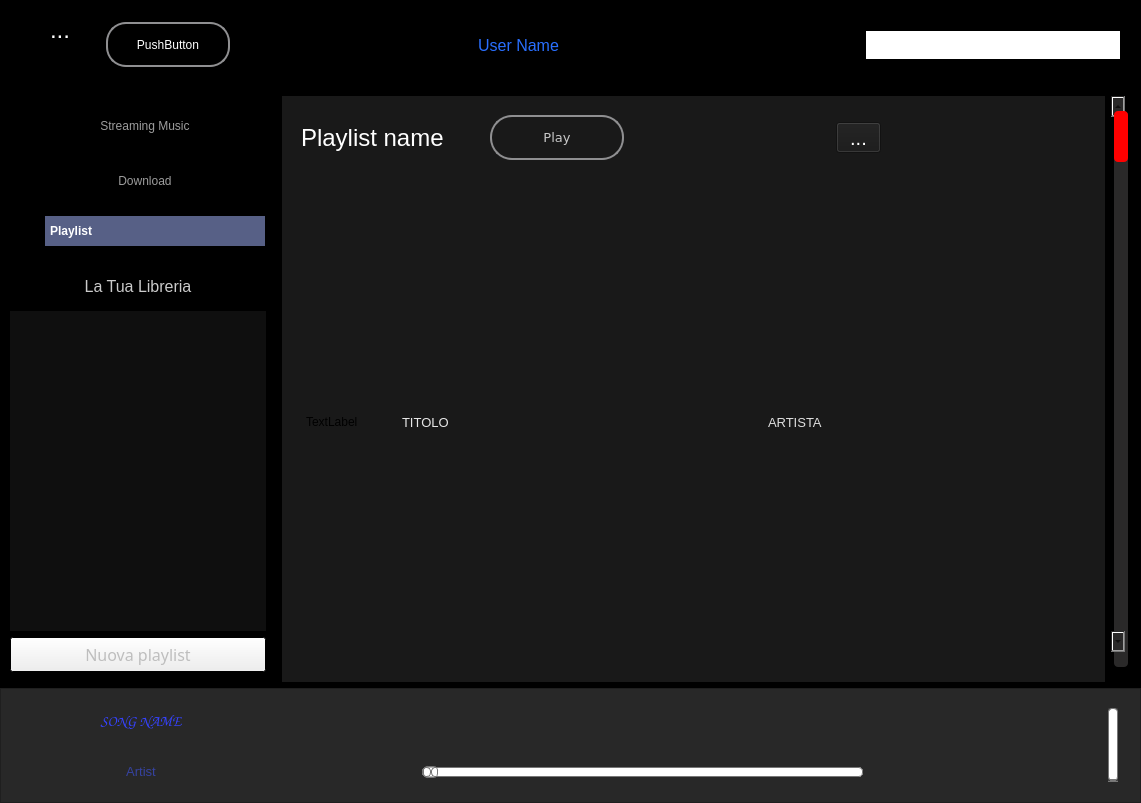
This is gui/gui_main_player.ui in kekfic/mytunefy as Qt 5 draws it before an edit. The edited form follows.
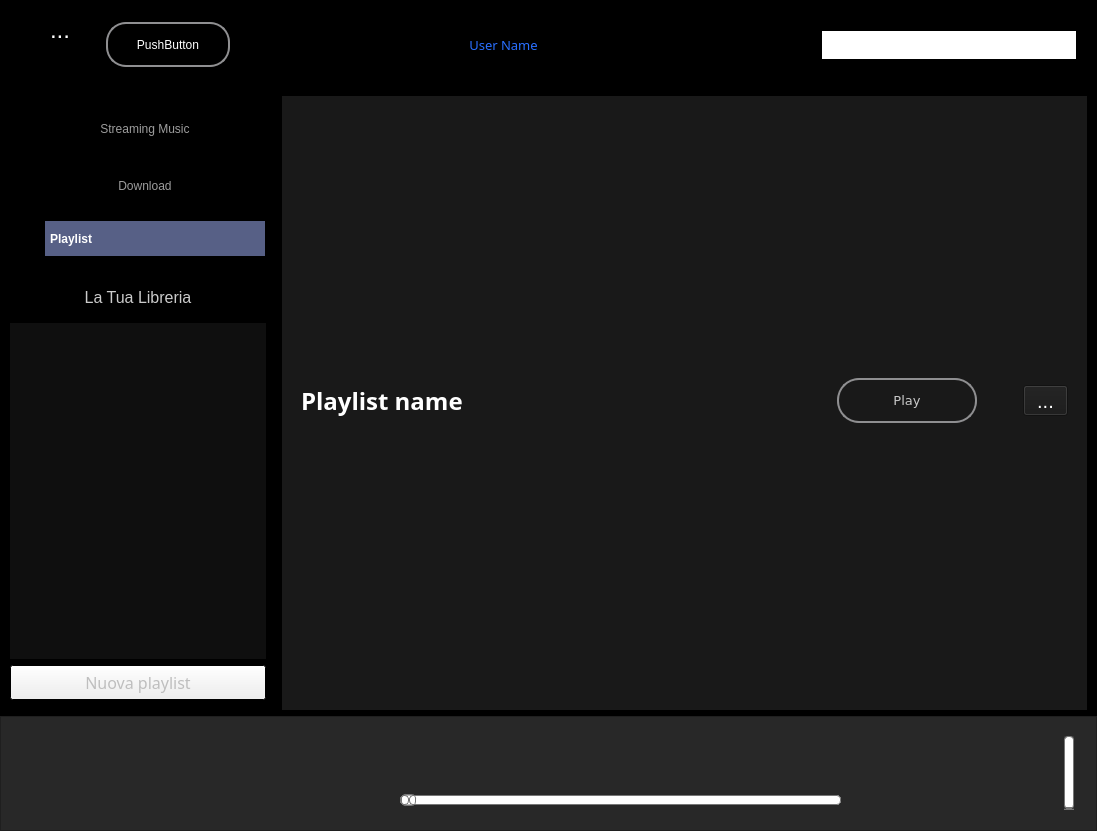
This is the edited form. Icons and pictures are not drawn.

Commit message: solved some minor issues, sorting is not working well as song name label change. Error when in local folder

Diff of the .ui file:
```diff
--- a/gui/gui_main_player.ui
+++ b/gui/gui_main_player.ui
@@ -6,8 +6,8 @@
    <rect>
     <x>0</x>
     <y>0</y>
-    <width>1141</width>
-    <height>803</height>
+    <width>1097</width>
+    <height>831</height>
    </rect>
   </property>
   <property name="palette">
@@ -154,7 +154,7 @@
       <property name="minimumSize">
        <size>
         <width>0</width>
-        <height>50</height>
+        <height>70</height>
        </size>
       </property>
       <property name="maximumSize">
@@ -480,7 +480,8 @@
            </property>
            <property name="font">
             <font>
-             <pointsize>12</pointsize>
+             <family>Gill Sans MT</family>
+             <pointsize>10</pointsize>
             </font>
            </property>
            <property name="styleSheet">
@@ -1430,7 +1431,7 @@
              </property>
              <property name="maximumSize">
               <size>
-               <width>350</width>
+               <width>650</width>
                <height>45</height>
               </size>
              </property>
@@ -1554,7 +1555,10 @@
              </property>
              <property name="font">
               <font>
+               <family>Gill Sans MT</family>
                <pointsize>18</pointsize>
+               <weight>75</weight>
+               <bold>true</bold>
               </font>
              </property>
              <property name="text">
@@ -1916,6 +1920,9 @@
              <property name="orientation">
               <enum>Qt::Horizontal</enum>
              </property>
+             <property name="sizeType">
+              <enum>QSizePolicy::Fixed</enum>
+             </property>
              <property name="sizeHint" stdset="0">
               <size>
                <width>40</width>
@@ -1948,333 +1955,6 @@
              </property>
             </widget>
            </item>
-           <item>
-            <spacer name="horizontalSpacer_16">
-             <property name="orientation">
-              <enum>Qt::Horizontal</enum>
-             </property>
-             <property name="sizeHint" stdset="0">
-              <size>
-               <width>40</width>
-               <height>20</height>
-              </size>
-             </property>
-            </spacer>
-           </item>
-          </layout>
-         </item>
-         <item>
-          <layout class="QHBoxLayout" name="horizontalLayout_3">
-           <property name="leftMargin">
-            <number>15</number>
-           </property>
-           <item>
-            <widget class="QLabel" name="label_3">
-             <property name="minimumSize">
-              <size>
-               <width>90</width>
-               <height>0</height>
-              </size>
-             </property>
-             <property name="text">
-              <string>TextLabel</string>
-             </property>
-            </widget>
-           </item>
-           <item>
-            <widget class="QLabel" name="title_label">
-             <property name="minimumSize">
-              <size>
-               <width>360</width>
-               <height>0</height>
-              </size>
-             </property>
-             <property name="palette">
-              <palette>
-               <active>
-                <colorrole role="WindowText">
-                 <brush brushstyle="SolidPattern">
-                  <color alpha="255">
-                   <red>231</red>
-                   <green>231</green>
-                   <blue>231</blue>
-                  </color>
-                 </brush>
-                </colorrole>
-                <colorrole role="Button">
-                 <brush brushstyle="SolidPattern">
-                  <color alpha="255">
-                   <red>25</red>
-                   <green>25</green>
-                   <blue>25</blue>
-                  </color>
-                 </brush>
-                </colorrole>
-                <colorrole role="Base">
-                 <brush brushstyle="SolidPattern">
-                  <color alpha="255">
-                   <red>25</red>
-                   <green>25</green>
-                   <blue>25</blue>
-                  </color>
-                 </brush>
-                </colorrole>
-                <colorrole role="Window">
-                 <brush brushstyle="SolidPattern">
-                  <color alpha="255">
-                   <red>25</red>
-                   <green>25</green>
-                   <blue>25</blue>
-                  </color>
-                 </brush>
-                </colorrole>
-               </active>
-               <inactive>
-                <colorrole role="WindowText">
-                 <brush brushstyle="SolidPattern">
-                  <color alpha="255">
-                   <red>231</red>
-                   <green>231</green>
-                   <blue>231</blue>
-                  </color>
-                 </brush>
-                </colorrole>
-                <colorrole role="Button">
-                 <brush brushstyle="SolidPattern">
-                  <color alpha="255">
-                   <red>25</red>
-                   <green>25</green>
-                   <blue>25</blue>
-                  </color>
-                 </brush>
-                </colorrole>
-                <colorrole role="Base">
-                 <brush brushstyle="SolidPattern">
-                  <color alpha="255">
-                   <red>25</red>
-                   <green>25</green>
-                   <blue>25</blue>
-                  </color>
-                 </brush>
-                </colorrole>
-                <colorrole role="Window">
-                 <brush brushstyle="SolidPattern">
-                  <color alpha="255">
-                   <red>25</red>
-                   <green>25</green>
-                   <blue>25</blue>
-                  </color>
-                 </brush>
-                </colorrole>
-               </inactive>
-               <disabled>
-                <colorrole role="WindowText">
-                 <brush brushstyle="SolidPattern">
-                  <color alpha="255">
-                   <red>120</red>
-                   <green>120</green>
-                   <blue>120</blue>
-                  </color>
-                 </brush>
-                </colorrole>
-                <colorrole role="Button">
-                 <brush brushstyle="SolidPattern">
-                  <color alpha="255">
-                   <red>25</red>
-                   <green>25</green>
-                   <blue>25</blue>
-                  </color>
-                 </brush>
-                </colorrole>
-                <colorrole role="Base">
-                 <brush brushstyle="SolidPattern">
-                  <color alpha="255">
-                   <red>25</red>
-                   <green>25</green>
-                   <blue>25</blue>
-                  </color>
-                 </brush>
-                </colorrole>
-                <colorrole role="Window">
-                 <brush brushstyle="SolidPattern">
-                  <color alpha="255">
-                   <red>25</red>
-                   <green>25</green>
-                   <blue>25</blue>
-                  </color>
-                 </brush>
-                </colorrole>
-               </disabled>
-              </palette>
-             </property>
-             <property name="font">
-              <font>
-               <pointsize>10</pointsize>
-              </font>
-             </property>
-             <property name="text">
-              <string>TITOLO</string>
-             </property>
-             <property name="alignment">
-              <set>Qt::AlignLeading|Qt::AlignLeft|Qt::AlignVCenter</set>
-             </property>
-            </widget>
-           </item>
-           <item>
-            <widget class="QLabel" name="artist_label">
-             <property name="minimumSize">
-              <size>
-               <width>200</width>
-               <height>0</height>
-              </size>
-             </property>
-             <property name="palette">
-              <palette>
-               <active>
-                <colorrole role="WindowText">
-                 <brush brushstyle="SolidPattern">
-                  <color alpha="255">
-                   <red>222</red>
-                   <green>222</green>
-                   <blue>222</blue>
-                  </color>
-                 </brush>
-                </colorrole>
-                <colorrole role="Button">
-                 <brush brushstyle="SolidPattern">
-                  <color alpha="255">
-                   <red>25</red>
-                   <green>25</green>
-                   <blue>25</blue>
-                  </color>
-                 </brush>
-                </colorrole>
-                <colorrole role="Base">
-                 <brush brushstyle="SolidPattern">
-                  <color alpha="255">
-                   <red>25</red>
-                   <green>25</green>
-                   <blue>25</blue>
-                  </color>
-                 </brush>
-                </colorrole>
-                <colorrole role="Window">
-                 <brush brushstyle="SolidPattern">
-                  <color alpha="255">
-                   <red>25</red>
-                   <green>25</green>
-                   <blue>25</blue>
-                  </color>
-                 </brush>
-                </colorrole>
-               </active>
-               <inactive>
-                <colorrole role="WindowText">
-                 <brush brushstyle="SolidPattern">
-                  <color alpha="255">
-                   <red>222</red>
-                   <green>222</green>
-                   <blue>222</blue>
-                  </color>
-                 </brush>
-                </colorrole>
-                <colorrole role="Button">
-                 <brush brushstyle="SolidPattern">
-                  <color alpha="255">
-                   <red>25</red>
-                   <green>25</green>
-                   <blue>25</blue>
-                  </color>
-                 </brush>
-                </colorrole>
-                <colorrole role="Base">
-                 <brush brushstyle="SolidPattern">
-                  <color alpha="255">
-                   <red>25</red>
-                   <green>25</green>
-                   <blue>25</blue>
-                  </color>
-                 </brush>
-                </colorrole>
-                <colorrole role="Window">
-                 <brush brushstyle="SolidPattern">
-                  <color alpha="255">
-                   <red>25</red>
-                   <green>25</green>
-                   <blue>25</blue>
-                  </color>
-                 </brush>
-                </colorrole>
-               </inactive>
-               <disabled>
-                <colorrole role="WindowText">
-                 <brush brushstyle="SolidPattern">
-                  <color alpha="255">
-                   <red>120</red>
-                   <green>120</green>
-                   <blue>120</blue>
-                  </color>
-                 </brush>
-                </colorrole>
-                <colorrole role="Button">
-                 <brush brushstyle="SolidPattern">
-                  <color alpha="255">
-                   <red>25</red>
-                   <green>25</green>
-                   <blue>25</blue>
-                  </color>
-                 </brush>
-                </colorrole>
-                <colorrole role="Base">
-                 <brush brushstyle="SolidPattern">
-                  <color alpha="255">
-                   <red>25</red>
-                   <green>25</green>
-                   <blue>25</blue>
-                  </color>
-                 </brush>
-                </colorrole>
-                <colorrole role="Window">
-                 <brush brushstyle="SolidPattern">
-                  <color alpha="255">
-                   <red>25</red>
-                   <green>25</green>
-                   <blue>25</blue>
-                  </color>
-                 </brush>
-                </colorrole>
-               </disabled>
-              </palette>
-             </property>
-             <property name="font">
-              <font>
-               <pointsize>10</pointsize>
-              </font>
-             </property>
-             <property name="frameShape">
-              <enum>QFrame::NoFrame</enum>
-             </property>
-             <property name="text">
-              <string>ARTISTA</string>
-             </property>
-             <property name="alignment">
-              <set>Qt::AlignLeading|Qt::AlignLeft|Qt::AlignVCenter</set>
-             </property>
-            </widget>
-           </item>
-           <item>
-            <spacer name="horizontalSpacer_13">
-             <property name="orientation">
-              <enum>Qt::Horizontal</enum>
-             </property>
-             <property name="sizeHint" stdset="0">
-              <size>
-               <width>40</width>
-               <height>20</height>
-              </size>
-             </property>
-            </spacer>
-           </item>
           </layout>
          </item>
          <item>
@@ -2299,96 +1979,6 @@
         </layout>
        </widget>
       </item>
-      <item>
-       <widget class="QScrollBar" name="verticalScrollBar_2">
-        <property name="minimumSize">
-         <size>
-          <width>20</width>
-          <height>0</height>
-         </size>
-        </property>
-        <property name="font">
-         <font>
-          <pointsize>10</pointsize>
-         </font>
-        </property>
-        <property name="cursor">
-         <cursorShape>ArrowCursor</cursorShape>
-        </property>
-        <property name="styleSheet">
-         <string notr="true">QScrollBar:vertical
- {
-     background-color: #2A2929;
-     width: 15px;
-     margin: 15px 3px 15px 3px;
-     border: 1px transparent #2A2929;
-     border-radius: 4px;
- }
-
- QScrollBar::handle:vertical
- {
-     background-color: red;         /* #605F5F; */
-     min-height: 5px;
-     border-radius: 4px;
- }
-
- QScrollBar::sub-line:vertical
- {
-     margin: 3px 0px 3px 0px;
-     border-image: url(:/qss_icons/rc/up_arrow_disabled.png);
-     height: 10px;
-     width: 10px;
-     subcontrol-position: top;
-     subcontrol-origin: margin;
- }
-
- QScrollBar::add-line:vertical
- {
-     margin: 3px 0px 3px 0px;
-     border-image: url(:/qss_icons/rc/down_arrow_disabled.png);
-     height: 10px;
-     width: 10px;
-     subcontrol-position: bottom;
-     subcontrol-origin: margin;
- }
-
- QScrollBar::sub-line:vertical:hover,QScrollBar::sub-line:vertical:on
- {
-
-     border-image: url(:/qss_icons/rc/up_arrow.png);
-     height: 10px;
-     width: 10px;
-     subcontrol-position: top;
-     subcontrol-origin: margin;
- }
-
-
- QScrollBar::add-line:vertical:hover, QScrollBar::add-line:vertical:on
- {
-     border-image: url(:/qss_icons/rc/down_arrow.png);
-     height: 10px;
-     width: 10px;
-     subcontrol-position: bottom;
-     subcontrol-origin: margin;
- }
-
- QScrollBar::up-arrow:vertical, QScrollBar::down-arrow:vertical
- {
-     background: none;
- }
-
-
- QScrollBar::add-page:vertical, QScrollBar::sub-page:vertical
- {
-     background: none;
- }
-</string>
-        </property>
-        <property name="orientation">
-         <enum>Qt::Vertical</enum>
-        </property>
-       </widget>
-      </item>
      </layout>
     </item>
     <item>
@@ -2658,10 +2248,10 @@
 }</string>
               </property>
               <property name="text">
-               <string>SONG NAME</string>
+               <string/>
               </property>
               <property name="alignment">
-               <set>Qt::AlignCenter</set>
+               <set>Qt::AlignLeading|Qt::AlignLeft|Qt::AlignVCenter</set>
               </property>
              </widget>
             </item>
@@ -2860,10 +2450,10 @@
 }</string>
               </property>
               <property name="text">
-               <string>Artist</string>
+               <string/>
               </property>
               <property name="alignment">
-               <set>Qt::AlignCenter</set>
+               <set>Qt::AlignLeading|Qt::AlignLeft|Qt::AlignVCenter</set>
               </property>
              </widget>
             </item>
```
Left out of the diff: 10 changed lines with no effect on the pictures. The commit also changes 8 other files.
